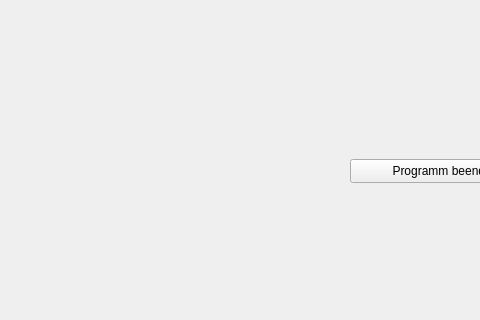
This is Betriebssysteme_Scheduler/mainwindow.ui in Baffmer/Betriebssysteme_Scheduler as Qt 5 draws it before an edit; both pictures show x 0 to 480 and y 280 to 600 of the 800 by 600 pixel window. The edited form follows.
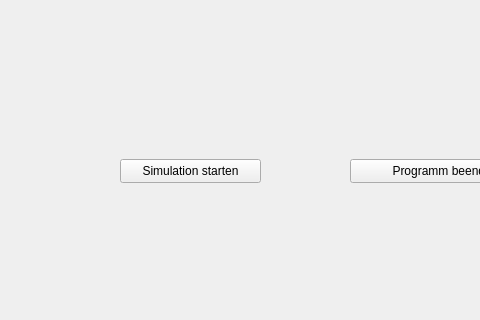
This is the edited form.

Commit message: Klasse Process hinzugefügt, Button Sim starten hinzugefügt

Diff of the .ui file:
```diff
--- a/Betriebssysteme_Scheduler/mainwindow.ui
+++ b/Betriebssysteme_Scheduler/mainwindow.ui
@@ -27,6 +27,19 @@
      <string>Programm beenden</string>
     </property>
    </widget>
+   <widget class="QPushButton" name="pushButtonSimStarten">
+    <property name="geometry">
+     <rect>
+      <x>120</x>
+      <y>420</y>
+      <width>141</width>
+      <height>24</height>
+     </rect>
+    </property>
+    <property name="text">
+     <string>Simulation starten</string>
+    </property>
+   </widget>
   </widget>
   <widget class="QMenuBar" name="menubar">
    <property name="geometry">
```
Left out of the diff: 4 changed lines with no effect on the pictures. The commit also changes 3 other files.
